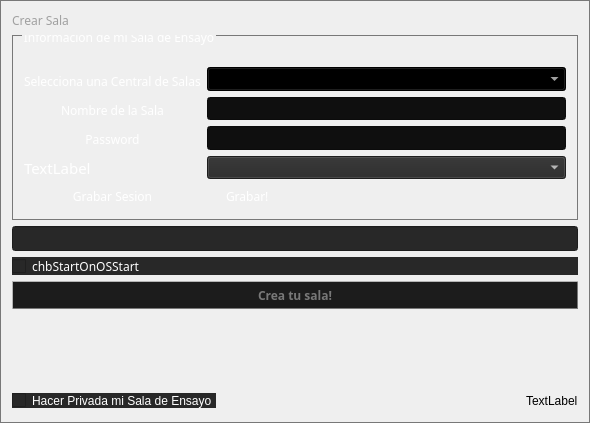
This is src/serverdlgbase.ui in lliurex/sagora as Qt 5 draws it before an edit. The edited form follows.
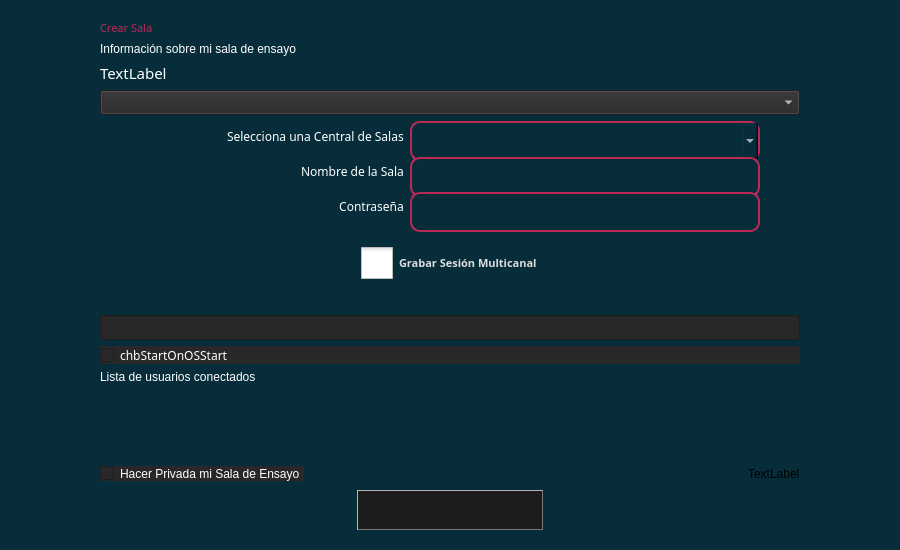
This is the edited form. Icons and pictures are not drawn.

```diff
--- a/src/serverdlgbase.ui
+++ b/src/serverdlgbase.ui
@@ -6,8 +6,8 @@
    <rect>
     <x>0</x>
     <y>0</y>
-    <width>590</width>
-    <height>423</height>
+    <width>900</width>
+    <height>550</height>
    </rect>
   </property>
   <property name="sizePolicy">
@@ -18,7 +18,7 @@
   </property>
   <property name="minimumSize">
    <size>
-    <width>590</width>
+    <width>800</width>
     <height>420</height>
    </size>
   </property>
@@ -30,10 +30,14 @@
     <normaloff>:/png/main/res/fronticon.png</normaloff>:/png/main/res/fronticon.png</iconset>
   </property>
   <property name="styleSheet">
-   <string notr="true">#CServerDlgBase{
-border:1px solid rgb(120,120,120);
-background-image:  url(:/png/main/res/ui/bg_fondos.png);
+   <string notr="true">
 
+#CServerDlgBase{
+
+	
+	border-image: url(:/png/main/res/ui-2021/serverdlg/fondo_crear_sala.png);
+
+	background-color: rgb(7, 45, 59);
 }</string>
   </property>
   <property name="sizeGripEnabled">
@@ -41,26 +45,31 @@
   </property>
   <layout class="QVBoxLayout">
    <property name="leftMargin">
-    <number>12</number>
+    <number>100</number>
    </property>
    <property name="topMargin">
-    <number>12</number>
+    <number>20</number>
    </property>
    <property name="rightMargin">
-    <number>12</number>
+    <number>100</number>
    </property>
    <property name="bottomMargin">
-    <number>12</number>
+    <number>20</number>
    </property>
    <item>
     <widget class="QLabel" name="label_2">
      <property name="font">
       <font>
-       <family>Noto Sans</family>
+       <family>Montserrat Medium</family>
+       <pointsize>8</pointsize>
+       <weight>7</weight>
+       <italic>false</italic>
+       <bold>false</bold>
       </font>
      </property>
      <property name="styleSheet">
-      <string notr="true">color: rgb(160, 160, 160);</string>
+      <string notr="true">color: rgb(186, 42, 86);
+font: 57 8pt &quot;Montserrat Medium&quot;;</string>
      </property>
      <property name="text">
       <string>Crear Sala</string>
@@ -68,44 +77,86 @@
     </widget>
    </item>
    <item>
-    <widget class="QGroupBox" name="grbServerInfo">
+    <widget class="QLabel" name="label">
+     <property name="styleSheet">
+      <string notr="true">font: 57 6pt &quot;Montserrat Medium&quot;;
+color: rgb(255, 255, 255);</string>
+     </property>
+     <property name="text">
+      <string>Información sobre mi sala de ensayo</string>
+     </property>
+    </widget>
+   </item>
+   <item>
+    <widget class="QLabel" name="lblLocationCountry">
+     <property name="font">
+      <font>
+       <family>Myriad Pro</family>
+       <pointsize>11</pointsize>
+      </font>
+     </property>
+     <property name="styleSheet">
+      <string notr="true">border: none;
+color: rgb(255, 255, 255);</string>
+     </property>
+     <property name="text">
+      <string>TextLabel</string>
+     </property>
+    </widget>
+   </item>
+   <item>
+    <widget class="QComboBox" name="cbxLocationCountry">
+     <property name="enabled">
+      <bool>false</bool>
+     </property>
      <property name="font">
       <font>
        <family>Noto Sans</family>
        <pointsize>9</pointsize>
+       <weight>50</weight>
+       <bold>false</bold>
       </font>
      </property>
      <property name="styleSheet">
-      <string notr="true">QGroupBox{
-    border: 1px solid rgb(120,120,120);
-    margin-top: 0.5em;
-    color: white;
-}
-
-QGroupBox::title {
-    top: -6px;
-    left: 10px;
-}</string>
+      <string notr="true">background-color: rgb(40, 40, 40);
+border-color: rgb(0, 0, 0);
+color: rgb(255, 255, 255);
+</string>
      </property>
-     <property name="title">
-      <string>Información de mi Sala de Ensayo</string>
+     <property name="locale">
+      <locale language="Spanish" country="Argentina"/>
      </property>
-     <layout class="QHBoxLayout" name="horizontalLayout_3">
+     <property name="currentIndex">
+      <number>-1</number>
+     </property>
+    </widget>
+   </item>
       <item>
-       <layout class="QVBoxLayout">
-        <property name="spacing">
-         <number>6</number>
+    <layout class="QVBoxLayout" name="verticalLayout_5">
+     <property name="sizeConstraint">
+      <enum>QLayout::SetMaximumSize</enum>
         </property>
         <property name="leftMargin">
-         <number>0</number>
+      <number>40</number>
         </property>
         <property name="topMargin">
-         <number>3</number>
-        </property>
-        <property name="bottomMargin">
          <number>0</number>
         </property>
+     <property name="rightMargin">
+      <number>40</number>
+     </property>
         <item>
+      <layout class="QHBoxLayout" name="horizontalLayout_5" stretch="0,0">
+       <property name="sizeConstraint">
+        <enum>QLayout::SetMaximumSize</enum>
+       </property>
+       <property name="leftMargin">
+        <number>0</number>
+       </property>
+       <property name="topMargin">
+        <number>0</number>
+       </property>
+       <item alignment="Qt::AlignRight">
          <widget class="QLabel" name="lblCentralServerAddress">
           <property name="enabled">
            <bool>true</bool>
@@ -129,7 +180,60 @@
           </property>
          </widget>
         </item>
+       <item alignment="Qt::AlignHCenter">
+        <widget class="QComboBox" name="cbxCentServAddrType">
+         <property name="minimumSize">
+          <size>
+           <width>350</width>
+           <height>40</height>
+          </size>
+         </property>
+         <property name="maximumSize">
+          <size>
+           <width>350</width>
+           <height>40</height>
+          </size>
+         </property>
+         <property name="font">
+          <font>
+           <family>Noto Sans</family>
+           <pointsize>9</pointsize>
+           <weight>50</weight>
+           <bold>false</bold>
+          </font>
+         </property>
+         <property name="styleSheet">
+          <string notr="true">background-color: rgb(7, 45, 59);
+
+border-radius: 10;
+
+border-width: 2px;
+border-style: solid;
+border-color: rgb(186, 42, 86);
+color: white;
+   
+
+</string>
+         </property>
+         <property name="locale">
+          <locale language="Spanish" country="Argentina"/>
+         </property>
+         <property name="maxVisibleItems">
+          <number>10</number>
+         </property>
+         <property name="frame">
+          <bool>true</bool>
+         </property>
+        </widget>
+       </item>
+      </layout>
+     </item>
         <item>
+      <layout class="QHBoxLayout" name="horizontalLayout_6">
+       <property name="topMargin">
+        <number>0</number>
+       </property>
+       <item alignment="Qt::AlignRight">
          <widget class="QLabel" name="lblServerName">
           <property name="font">
            <font>
@@ -154,104 +258,23 @@
           </property>
          </widget>
         </item>
-        <item>
-         <widget class="QLabel" name="lblLocationCity">
-          <property name="enabled">
-           <bool>true</bool>
-          </property>
-          <property name="font">
-           <font>
-            <family>Noto Sans</family>
-            <pointsize>9</pointsize>
-           </font>
-          </property>
-          <property name="styleSheet">
-           <string notr="true">border: none;
-color: rgb(255, 255, 255);
-background:transparent;</string>
-          </property>
-          <property name="text">
-           <string>Password</string>
-          </property>
-          <property name="alignment">
-           <set>Qt::AlignCenter</set>
-          </property>
-         </widget>
-        </item>
-        <item>
-         <widget class="QLabel" name="lblLocationCountry">
-          <property name="font">
-           <font>
-            <family>Myriad Pro</family>
-            <pointsize>11</pointsize>
-           </font>
-          </property>
-          <property name="styleSheet">
-           <string notr="true">border: none;
-color: rgb(255, 255, 255);</string>
-          </property>
-          <property name="text">
-           <string>TextLabel</string>
-          </property>
-         </widget>
-        </item>
-        <item>
-         <widget class="QLabel" name="label">
-          <property name="font">
-           <font>
-            <family>Noto Sans</family>
-            <pointsize>9</pointsize>
-           </font>
-          </property>
-          <property name="styleSheet">
-           <string notr="true">border: none;
-color: rgb(255, 255, 255);
-background:transparent;</string>
-          </property>
-          <property name="text">
-           <string>Grabar Sesion</string>
-          </property>
-          <property name="alignment">
-           <set>Qt::AlignCenter</set>
-          </property>
-         </widget>
-        </item>
-       </layout>
-      </item>
-      <item>
-       <layout class="QVBoxLayout" name="verticalLayout_3">
-        <item>
-         <layout class="QVBoxLayout" name="verticalLayout_2">
-          <item>
-           <widget class="QComboBox" name="cbxCentServAddrType">
-            <property name="font">
-             <font>
-              <family>Noto Sans</family>
-              <pointsize>9</pointsize>
-              <weight>50</weight>
-              <bold>false</bold>
-             </font>
-            </property>
-            <property name="styleSheet">
-             <string notr="true">
-background-color: rgb(0, 0, 0);
-border-color: rgb(0,0,0);
-color: white;
-
-
-
-</string>
-            </property>
-            <property name="locale">
-             <locale language="Spanish" country="Argentina"/>
-            </property>
-           </widget>
-          </item>
-          <item>
+       <item alignment="Qt::AlignHCenter">
            <widget class="QLineEdit" name="edtServerName">
             <property name="enabled">
              <bool>true</bool>
             </property>
+         <property name="minimumSize">
+          <size>
+           <width>350</width>
+           <height>40</height>
+          </size>
+         </property>
+         <property name="maximumSize">
+          <size>
+           <width>350</width>
+           <height>40</height>
+          </size>
+         </property>
             <property name="font">
              <font>
               <family>Noto Sans</family>
@@ -261,17 +284,63 @@
              </font>
             </property>
             <property name="styleSheet">
-             <string notr="true">background: rgb(15, 15, 15); 
-color:  rgb(255,255,255); 
-selection-background-color: rgb(160,160,160);</string>
-            </property>
-           </widget>
+          <string notr="true">background-color: rgb(7, 45, 59);
+border-radius: 10;
+border-width: 2px;
+border-style: solid;
+border-color: rgb(186, 42, 86);
+color: white;</string>
+         </property>
+        </widget>
+       </item>
+      </layout>
           </item>
           <item>
+      <layout class="QHBoxLayout" name="horizontalLayout_8">
+       <property name="topMargin">
+        <number>0</number>
+       </property>
+       <item alignment="Qt::AlignRight">
+        <widget class="QLabel" name="lblLocationCity">
+         <property name="enabled">
+          <bool>true</bool>
+         </property>
+         <property name="font">
+          <font>
+           <family>Noto Sans</family>
+           <pointsize>9</pointsize>
+          </font>
+         </property>
+         <property name="styleSheet">
+          <string notr="true">border: none;
+color: rgb(255, 255, 255);
+background:transparent;</string>
+         </property>
+         <property name="text">
+          <string>Contraseña</string>
+         </property>
+         <property name="alignment">
+          <set>Qt::AlignCenter</set>
+         </property>
+        </widget>
+       </item>
+       <item alignment="Qt::AlignHCenter">
            <widget class="QLineEdit" name="edtLocationCity">
             <property name="enabled">
              <bool>true</bool>
             </property>
+         <property name="minimumSize">
+          <size>
+           <width>350</width>
+           <height>40</height>
+          </size>
+         </property>
+         <property name="maximumSize">
+          <size>
+           <width>350</width>
+           <height>400</height>
+          </size>
+         </property>
             <property name="font">
              <font>
               <family>Noto Sans</family>
@@ -279,71 +348,98 @@
              </font>
             </property>
             <property name="styleSheet">
-             <string notr="true">background: rgb(15, 15, 15); 
-color:  rgb(255,255,255); 
-selection-background-color: rgb(25, 25, 25);</string>
+          <string notr="true">background-color: rgb(7, 45, 59);
+
+border-radius: 10;
+
+border-width: 2px;
+border-style: solid;
+border-color: rgb(186, 42, 86);
+color: white;</string>
             </property>
             <property name="clearButtonEnabled">
              <bool>false</bool>
             </property>
            </widget>
           </item>
-          <item>
-           <widget class="QComboBox" name="cbxLocationCountry">
-            <property name="font">
-             <font>
-              <family>Noto Sans</family>
-              <pointsize>9</pointsize>
-              <weight>50</weight>
-              <bold>false</bold>
-             </font>
-            </property>
-            <property name="styleSheet">
-             <string notr="true">background-color: rgb(40, 40, 40);
-border-color: rgb(0, 0, 0);
-color: rgb(255, 255, 255);
-</string>
-            </property>
-            <property name="locale">
-             <locale language="Spanish" country="Argentina"/>
-            </property>
-            <property name="currentIndex">
-             <number>-1</number>
-            </property>
-           </widget>
+      </layout>
           </item>
          </layout>
         </item>
         <item>
-         <layout class="QHBoxLayout" name="horizontalLayout_2">
-          <item>
+    <layout class="QHBoxLayout" name="horizontalLayout_3">
+     <property name="topMargin">
+      <number>20</number>
+     </property>
+     <item alignment="Qt::AlignHCenter">
            <widget class="QCheckBox" name="RecordCheckBox">
             <property name="font">
              <font>
-              <family>Noto Sans</family>
-              <pointsize>9</pointsize>
-              <weight>50</weight>
-              <bold>false</bold>
+         <family>Montserrat Medium</family>
+         <pointsize>8</pointsize>
+         <weight>75</weight>
+         <italic>false</italic>
+         <bold>true</bold>
              </font>
             </property>
             <property name="styleSheet">
-             <string notr="true">QCheckBox {
-	background:transparent;
-color:white;
+        <string notr="true">
+
+#RecordCheckBox::indicator {   
+width:          32px;
+                                             height:         32px; }                
+
+#RecordCheckBox::indicator:unchecked {
+	image: url(:/png/main/res/ui-2021/serverdlg/rec_origina.png);
 }
-</string>
+                     
+#RecordCheckBox::indicator:pressed {
+	image: url(:/png/main/res/ui-2021/serverdlg/rec_original_grande_lleno_verde.png);
+}
+              
+#RecordCheckBox::indicator:unchecked:hover {
+ 
+	image: url(:/png/main/res/ui-2021/serverdlg/rec_original_grande_lleno_fuerte.png);
+}
+                 
+#RecordCheckBox::indicator:checked {
+  	image: url(:/png/main/res/ui-2021/serverdlg/rec_original_grande_lleno_verde.png); 
+}
+                   
+#RecordCheckBox {              
+font: 57 8pt &quot;Montserrat Medium&quot;;
+color:          rgb(220, 220, 220);
+                                              font:           bold;
+}</string>
             </property>
             <property name="text">
-             <string>Grabar!</string>
-            </property>
+        <string>Grabar Sesión Multicanal</string>
+       </property>
+       <property name="checkable">
+        <bool>true</bool>
+       </property>
            </widget>
           </item>
          </layout>
         </item>
-       </layout>
-      </item>
-     </layout>
-    </widget>
+   <item>
+    <layout class="QHBoxLayout" name="horizontalLayout_9">
+     <property name="topMargin">
+      <number>10</number>
+     </property>
+     <item alignment="Qt::AlignHCenter">
+      <widget class="QLabel" name="RecordLabel">
+       <property name="styleSheet">
+        <string notr="true">border: none;
+color: rgb(255, 255, 255);
+background:transparent;</string>
+       </property>
+       <property name="text">
+        <string/>
+       </property>
+      </widget>
+     </item>
+    </layout>
    </item>
    <item>
     <layout class="QHBoxLayout">
@@ -390,47 +486,13 @@
     </widget>
    </item>
    <item>
-    <widget class="QPushButton" name="btn_crear_sala">
-     <property name="minimumSize">
-      <size>
-       <width>60</width>
-       <height>28</height>
-      </size>
-     </property>
-     <property name="font">
-      <font>
-       <family>Noto Sans</family>
-       <pointsize>9</pointsize>
-       <weight>75</weight>
-       <bold>true</bold>
-      </font>
-     </property>
+    <widget class="QLabel" name="label_3">
      <property name="styleSheet">
-      <string notr="true">#btn_crear_sala{
-background: rgb(28, 28, 28); 
-selection-background-color: rgb(28, 28, 28);
-border-color: rgb(120, 120, 120);
-    border-style: outset;
-    border-width: 1.3px;
-color: rgb(120, 120, 120);
-}
-#btn_crear_sala:hover{
-border-color: rgb(13, 204, 135);
-    border-style: outset;
-    border-width: 1.3px;
-color: rgb(13, 204, 135);
-}
-
-
-#btn_crear_sala:pressed{
-background: rgb(15, 15, 15); 
-border-color: rgb(13, 204, 135);
-    border-style: outset;
-    border-width: 1.3px;
-}</string>
+      <string notr="true">font: 57 6pt &quot;Montserrat Medium&quot;;
+color: rgb(255, 255, 255);</string>
      </property>
      <property name="text">
-      <string>Crea tu sala!</string>
+      <string>Lista de usuarios conectados</string>
      </property>
     </widget>
    </item>
@@ -643,7 +705,8 @@
      </property>
      <property name="styleSheet">
       <string notr="true">QTreeWidget{
-border-color: rgb(255, 255, 255);
+border-color: rgb(186, 42, 86);
+border-radius: 20;
 color: white;
 background:transparent;
 }
@@ -652,7 +715,8 @@
 font-color: white;
 }
 
-QHeaderView::section {                          
+QHeaderView::section {   
+	border-radius: 20;                       
     color: white;                               
     padding: 1px;                               
     height:20px;                                
@@ -818,6 +882,71 @@
      </item>
     </layout>
    </item>
+   <item>
+    <layout class="QVBoxLayout" name="verticalLayout">
+     <property name="leftMargin">
+      <number>0</number>
+     </property>
+     <property name="topMargin">
+      <number>0</number>
+     </property>
+     <item alignment="Qt::AlignHCenter">
+      <widget class="QPushButton" name="btn_crear_sala">
+       <property name="minimumSize">
+        <size>
+         <width>186</width>
+         <height>40</height>
+        </size>
+       </property>
+       <property name="maximumSize">
+        <size>
+         <width>186</width>
+         <height>40</height>
+        </size>
+       </property>
+       <property name="font">
+        <font>
+         <family>Noto Sans</family>
+         <pointsize>9</pointsize>
+         <weight>75</weight>
+         <bold>true</bold>
+        </font>
+       </property>
+       <property name="styleSheet">
+        <string notr="true">
+
+#btn_crear_sala{
+border-image: url(:/png/main/res/ui-2021/serverdlg/unirse_sala_rosa_borde.png);
+background: rgb(28, 28, 28); 
+selection-background-color: rgb(28, 28, 28);
+border-color: rgb(120, 120, 120);
+    border-style: outset;
+    border-width: 1.3px;
+color: rgb(120, 120, 120);
+}
+#btn_crear_sala:hover{
+border-image: url(:/png/main/res/ui-2021/serverdlg/unirse_sala_azul_borde.png);
+border-color: rgb(13, 204, 135);
+    border-style: outset;
+    border-width: 1.3px;
+color: rgb(13, 204, 135);
+}
+
+
+#btn_crear_sala:pressed{
+background: rgb(15, 15, 15); 
+border-color: rgb(13, 204, 135);
+    border-style: outset;
+    border-width: 1.3px;
+}</string>
+       </property>
+       <property name="text">
+        <string/>
+       </property>
+      </widget>
+     </item>
+    </layout>
+   </item>
   </layout>
  </widget>
  <tabstops>
```
Left out of the diff: 4 changed lines with no effect on the pictures. Lines whose indentation alone changed are shown as unchanged.
